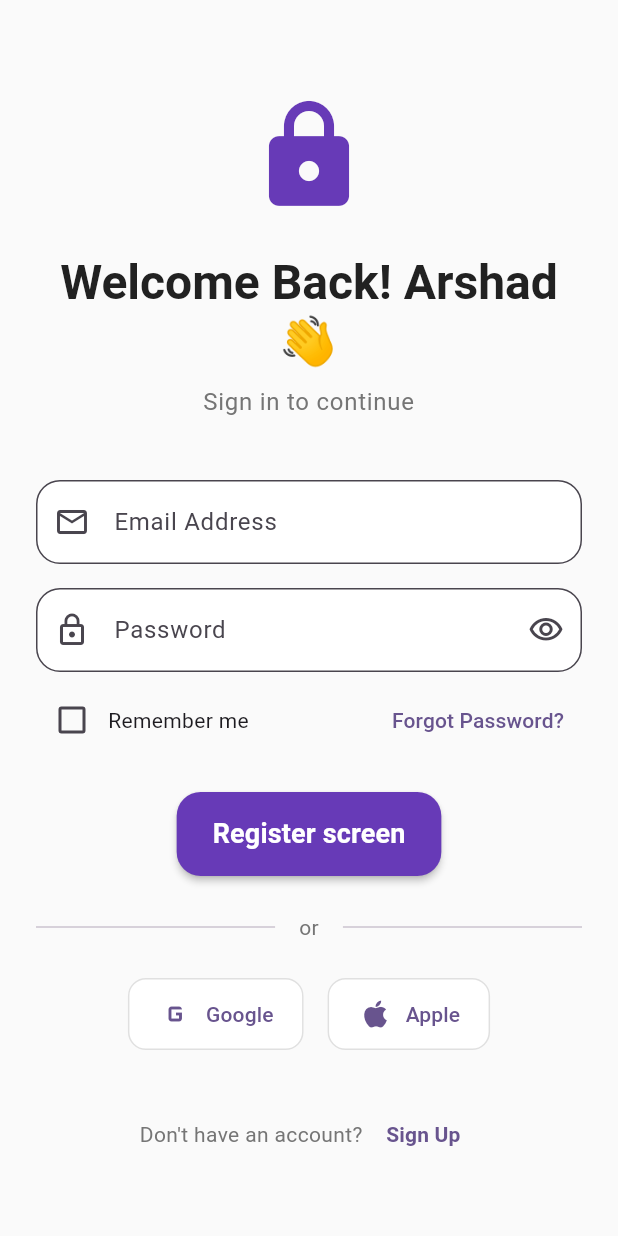
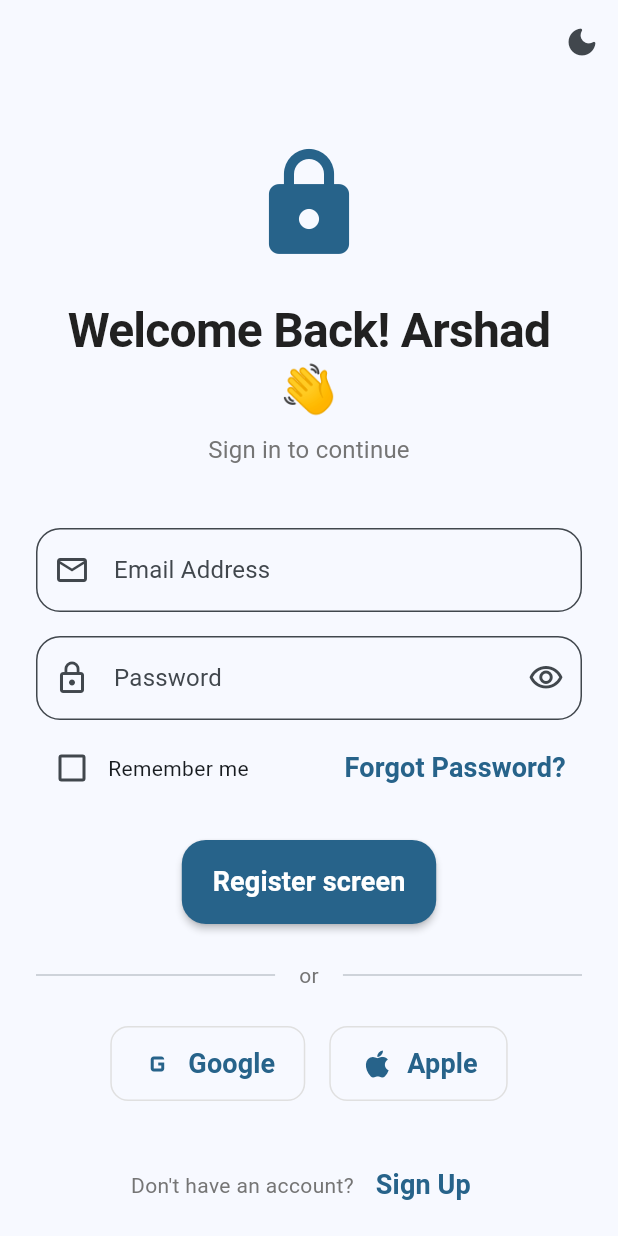
Before and after one commit to Arshad-ullah/action_github_testing, a Flutter app: the screen it shows after launch, on a phone screen of 412 x 824 dp. Run offline on Flutter 3.47's test engine with Material 3 defaults, Android fonts, the phone set to English and light mode, and no system bars.

Commit message:
changes done

```diff
--- /dev/null
+++ b/lib/app_theme.dart
@@ -0,0 +1,65 @@
+import 'package:flutter/material.dart';
+
+class AppTheme {
+  static const Color _seedColor = Colors.deepPurple;
+
+  static TextTheme get _textTheme {
+    return const TextTheme(
+      headlineLarge: TextStyle(
+        fontSize: 32,
+        fontWeight: FontWeight.bold,
+        letterSpacing: -0.5,
+      ),
+      bodyLarge: TextStyle(fontSize: 16, letterSpacing: 0.15),
+      labelLarge: TextStyle(fontSize: 18, fontWeight: FontWeight.w600),
+    );
+  }
+
+  static ThemeData get lightTheme {
+    return ThemeData(
+      colorScheme: ColorScheme.fromSeed(
+        seedColor: Colors.lightBlue,
+        brightness: Brightness.light,
+      ),
+      useMaterial3: true,
+      textTheme: _textTheme,
+      appBarTheme: const AppBarTheme(
+        backgroundColor: Colors.transparent,
+        elevation: 0,
+        centerTitle: true,
+      ),
+      elevatedButtonTheme: ElevatedButtonThemeData(
+        style: ElevatedButton.styleFrom(
+          elevation: 2,
+          shape: RoundedRectangleBorder(
+            borderRadius: BorderRadius.circular(16),
+          ),
+        ),
+      ),
+    );
+  }
+
+  static ThemeData get darkTheme {
+    return ThemeData(
+      colorScheme: ColorScheme.fromSeed(
+        seedColor: _seedColor,
+        brightness: Brightness.dark,
+      ),
+      useMaterial3: true,
+      textTheme: _textTheme,
+      appBarTheme: const AppBarTheme(
+        backgroundColor: Colors.transparent,
+        elevation: 0,
+        centerTitle: true,
+      ),
+      elevatedButtonTheme: ElevatedButtonThemeData(
+        style: ElevatedButton.styleFrom(
+          elevation: 2,
+          shape: RoundedRectangleBorder(
+            borderRadius: BorderRadius.circular(16),
+          ),
+        ),
+      ),
+    );
+  }
+}
--- a/lib/login_screen.dart
+++ b/lib/login_screen.dart
@@ -1,4 +1,5 @@
 import 'package:flutter/material.dart';
+import 'package:my_app/main.dart';
 
 class LoginScreen extends StatefulWidget {
   const LoginScreen({super.key});
@@ -65,7 +66,26 @@ class _LoginScreenState extends State<LoginScreen> {
     final isDark = Theme.of(context).brightness == Brightness.dark;
 
     return Scaffold(
-      backgroundColor: isDark ? Colors.grey[900] : Colors.grey[50],
+      appBar: AppBar(
+        backgroundColor: Colors.transparent,
+        elevation: 0,
+        actions: [
+          IconButton(
+            onPressed: () {
+              themeNotifier.value =
+                  themeNotifier.value == ThemeMode.light
+                      ? ThemeMode.dark
+                      : ThemeMode.light;
+            },
+            icon: Icon(
+              themeNotifier.value == ThemeMode.dark
+                  ? Icons.light_mode_rounded
+                  : Icons.dark_mode_rounded,
+            ),
+          ),
+        ],
+      ),
+      backgroundColor: Theme.of(context).colorScheme.surface,
       body: SafeArea(
         child: Center(
           child: SingleChildScrollView(
@@ -81,7 +101,7 @@ class _LoginScreenState extends State<LoginScreen> {
                   Icon(
                     Icons.lock_rounded,
                     size: 80,
-                    color: isDark ? Colors.amber : Colors.deepPurple,
+                    color: Theme.of(context).colorScheme.primary,
                   ),
                   const SizedBox(height: 24),
                   Text(
@@ -120,7 +140,7 @@ class _LoginScreenState extends State<LoginScreen> {
                               borderRadius: BorderRadius.circular(16),
                             ),
                             filled: true,
-                            fillColor: isDark ? Colors.grey[800] : Colors.white,
+                            fillColor: Theme.of(context).colorScheme.surface,
                           ),
                           validator: (value) {
                             if (value == null || value.isEmpty) {
@@ -159,7 +179,7 @@ class _LoginScreenState extends State<LoginScreen> {
                               borderRadius: BorderRadius.circular(16),
                             ),
                             filled: true,
-                            fillColor: isDark ? Colors.grey[800] : Colors.white,
+                            fillColor: Theme.of(context).colorScheme.surface,
                           ),
                           validator: (value) {
                             if (value == null || value.isEmpty) {
@@ -181,7 +201,7 @@ class _LoginScreenState extends State<LoginScreen> {
                               children: [
                                 Checkbox(
                                   value: _rememberMe,
-                                  activeColor: Colors.deepPurple,
+                                  activeColor: Theme.of(context).colorScheme.primary,
                                   onChanged: _isLoading
                                       ? null
                                       : (value) => setState(
@@ -209,8 +229,8 @@ class _LoginScreenState extends State<LoginScreen> {
                           child: ElevatedButton(
                             onPressed: _isLoading ? null : _handleLogin,
                             style: ElevatedButton.styleFrom(
-                              backgroundColor: Colors.deepPurple,
-                              foregroundColor: Colors.white,
+                              backgroundColor: Theme.of(context).colorScheme.primary,
+                              foregroundColor: Theme.of(context).colorScheme.onPrimary,
                               shape: RoundedRectangleBorder(
                                 borderRadius: BorderRadius.circular(16),
                               ),
@@ -343,7 +363,7 @@ class _SocialButton extends StatelessWidget {
         padding: const EdgeInsets.symmetric(horizontal: 20, vertical: 12),
         shape: RoundedRectangleBorder(borderRadius: BorderRadius.circular(12)),
         side: BorderSide(color: isDark ? Colors.grey[700]! : Colors.grey[300]!),
-        backgroundColor: isDark ? Colors.grey[800] : Colors.white,
+        backgroundColor: Theme.of(context).colorScheme.surface,
       ),
     );
   }
--- a/lib/main.dart
+++ b/lib/main.dart
@@ -1,4 +1,5 @@
 import 'package:flutter/material.dart';
+import 'package:my_app/app_theme.dart';
 import 'package:my_app/login_screen.dart';
 
 void main() {
@@ -6,33 +7,25 @@ void main() {
   runApp(const MyApp());
 }
 
+final ValueNotifier<ThemeMode> themeNotifier = ValueNotifier(ThemeMode.system);
+
 class MyApp extends StatelessWidget {
   const MyApp({super.key});
 
-  // This widget is the root of your application.
   @override
   Widget build(BuildContext context) {
-    return MaterialApp(
-      title: 'Flutter Demo',
-      theme: ThemeData(
-        // This is the theme of your application.
-        //
-        // TRY THIS: Try running your application with "flutter run". You'll see
-        // the application has a purple toolbar. Then, without quitting the app,
-        // try changing the seedColor in the colorScheme below to Colors.green
-        // and then invoke "hot reload" (save your changes or press the "hot
-        // reload" button in a Flutter-supported IDE, or press "r" if you used
-        // the command line to start the app).
-        //
-        // Notice that the counter didn't reset back to zero; the application
-        // state is not lost during the reload. To reset the state, use hot
-        // restart instead.
-        //
-        // This works for code too, not just values: Most code changes can be
-        // tested with just a hot reload.
-        colorScheme: .fromSeed(seedColor: Colors.deepPurple),
-      ),
-      home: LoginScreen(),
+    return ValueListenableBuilder<ThemeMode>(
+      valueListenable: themeNotifier,
+      builder: (_, ThemeMode currentMode, __) {
+        return MaterialApp(
+          title: 'Flutter Demo',
+          debugShowCheckedModeBanner: false,
+          theme: AppTheme.lightTheme,
+          darkTheme: AppTheme.darkTheme,
+          themeMode: currentMode,
+          home: const LoginScreen(),
+        );
+      },
     );
   }
 }
@@ -90,7 +83,7 @@ class _MyHomePageState extends State<MyHomePage> {
       ),
       body: Center(
         child: Column(
-          mainAxisAlignment: .center,
+          mainAxisAlignment: MainAxisAlignment.center,
           children: [
             const Text('Testing.......:'),
             Text(
```
Also changed, not shown: 3 other files.
